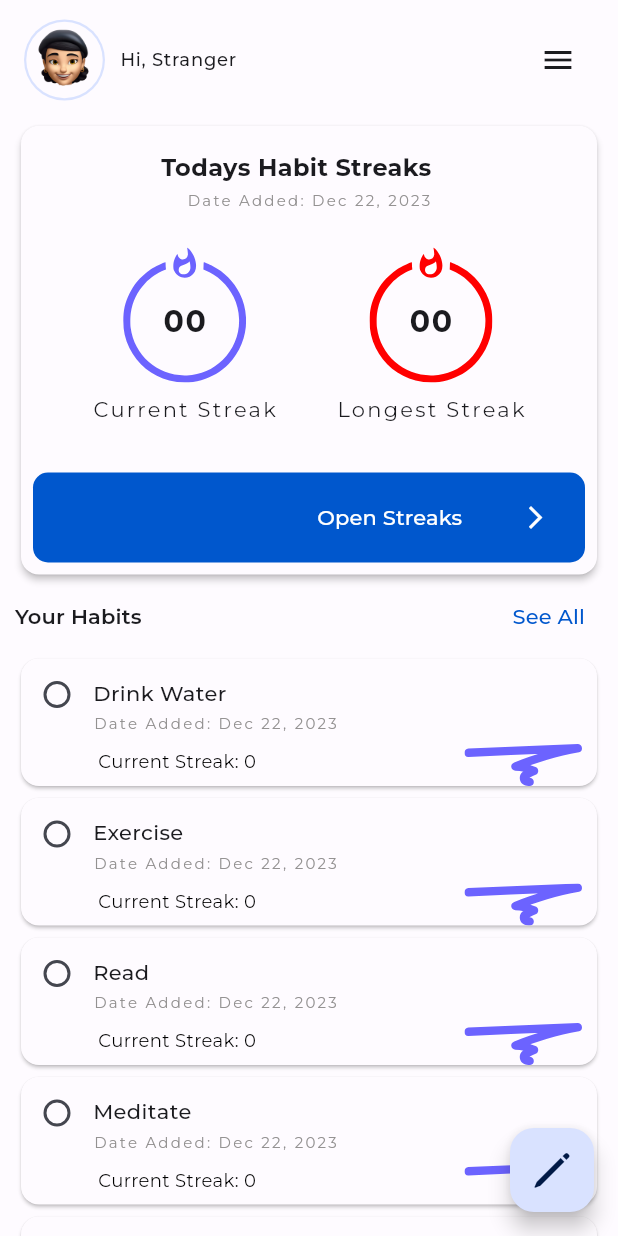
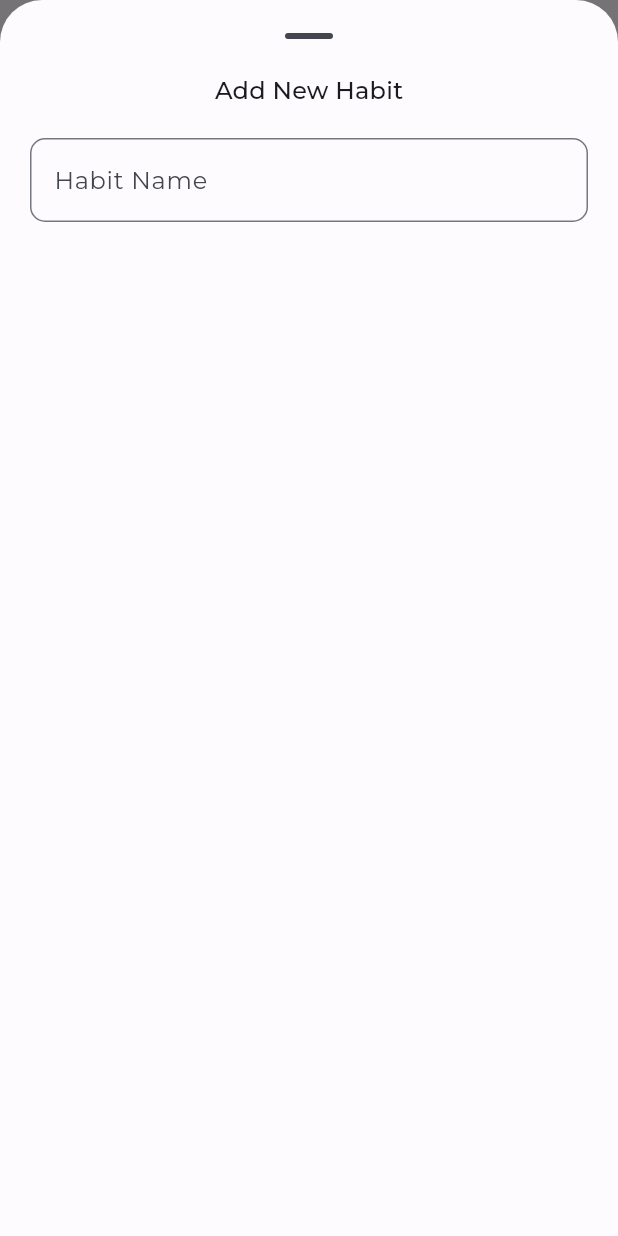
Before and after one commit to ianshaloom/yohabits, a Flutter app: the HomePage screen opened directly, after a tap on an icon or button, on a phone screen of 412 x 824 dp. Run offline on Flutter 3.47's test engine with Material 3 defaults, Android fonts, the phone set to English and light mode, and no system bars; our stand-ins replace flutter_svg, hive_flutter, smooth_page_indicator; accounts and stored records are empty; generated files the repository leaves out were written again.

Commit message:
new habit bottom sheet, habit descr property

```diff
--- a/lib/features/home-page/view/home_page.dart
+++ b/lib/features/home-page/view/home_page.dart
@@ -9,6 +9,7 @@ import '../../user-profile/views/profile_page.dart';
 import '../provider/homepage_provider.dart';
 import '../widget/habit_tile.dart';
 import '../widget/streaks.dart';
+import 'new_habit_bs.dart';
 
 class HomePage extends StatefulWidget {
   HomePage({super.key});
@@ -87,7 +88,9 @@ class _HomePageState extends State<HomePage> {
         ),
       ),
       floatingActionButton: FloatingActionButton(
-        onPressed: () async {},
+        onPressed: () async {
+          _showModalBs(context);
+        },
         child: const Icon(
           CupertinoIcons.pen,
           size: 35,
@@ -137,4 +140,17 @@ class _HomePageState extends State<HomePage> {
         ),
       );
 //
+
+  void _showModalBs(BuildContext context) {
+    showModalBottomSheet(
+      context: context,
+      isScrollControlled: true,
+      showDragHandle: true,
+      useSafeArea: true,
+      builder: (context) => Container(
+        height: MediaQuery.of(context).size.height,
+        child: NewHabitBottomSheetContent(),
+      ),
+    );
+  }
 }
--- /dev/null
+++ b/lib/features/home-page/view/new_habit_bs.dart
@@ -0,0 +1,37 @@
+import 'package:flutter/material.dart';
+
+import '../widget/input_textfield.dart';
+
+class NewHabitBottomSheetContent extends StatelessWidget {
+  final TextEditingController habitNameController = TextEditingController();
+
+  NewHabitBottomSheetContent({super.key});
+
+  @override
+  Widget build(BuildContext context) {
+    final textTheme = Theme.of(context).textTheme;
+    final screenSize = MediaQuery.of(context).size;
+    return Container(
+      padding: const EdgeInsets.symmetric(horizontal: 20),
+      child: Column(
+        children: [
+          SizedBox(
+            width: screenSize.width,
+          ),
+          Text(
+            'Add New Habit',
+            style: textTheme.titleMedium,
+          ),
+          SizedBox(height: 20),
+          InputTextFormField(
+            controller: habitNameController,
+            needsValidation: true,
+            labelText: 'Habit Name',
+            hintText: 'Enter habit name',
+            errorText: 'Please enter habit name',
+          ),
+        ],
+      ),
+    );
+  }
+}
--- /dev/null
+++ b/lib/features/home-page/widget/input_textfield.dart
@@ -0,0 +1,56 @@
+import 'package:flutter/material.dart';
+
+class InputTextFormField extends StatefulWidget {
+  final TextEditingController controller;
+  final String labelText;
+  final String hintText;
+  final String errorText;
+  final Icon? prefixIcon;
+  final bool needsValidation;
+  const InputTextFormField({
+    Key? key,
+    required this.controller,
+    required this.needsValidation,
+    required this.labelText,
+    required this.hintText,
+    required this.errorText,
+    this.prefixIcon,
+  }) : super(key: key);
+
+  @override
+  State<InputTextFormField> createState() => _InputTextFormFieldState();
+}
+
+class _InputTextFormFieldState extends State<InputTextFormField> {
+  @override
+  void dispose() {
+    widget.controller.dispose();
+    super.dispose();
+  }
+
+  @override
+  Widget build(BuildContext context) {
+    return TextFormField(
+      textCapitalization: TextCapitalization.words,
+      autocorrect: false,
+      textInputAction: TextInputAction.next,
+      controller: widget.controller,
+      decoration: InputDecoration(
+        prefixIcon: widget.prefixIcon,
+        labelText: widget.labelText,
+        hintText: widget.hintText,
+        border: OutlineInputBorder(
+          borderRadius: BorderRadius.circular(10),
+        ),
+      ),
+      validator: widget.needsValidation
+          ? (value) {
+              if (value == null || value.isEmpty) {
+                return widget.errorText;
+              }
+              return null;
+            }
+          : null,
+    );
+  }
+}
--- a/lib/hive/models/habit/habit.dart
+++ b/lib/hive/models/habit/habit.dart
@@ -11,20 +11,24 @@ class Habit extends HiveObject {
   String habitName;
 
   @HiveField(2)
+  String habitDescription = '';
+
+  @HiveField(3)
   bool isCompleted;
 
-  @HiveField(3)
+  @HiveField(4)
   final DateTime dateCreated;
 
-  @HiveField(4)
+  @HiveField(5)
   List<DateTime> daysCompleted = [];
 
-  @HiveField(5)
+  @HiveField(6)
   int streak = 0;
 
   Habit({
     required this.habitId,
     required this.habitName,
+    this.habitDescription = '',
     required this.isCompleted,
     required this.dateCreated,
     this.daysCompleted = const [],
```
Also changed, not shown: lib/hive/models/habit/habit.g.dart (deleted), lib/hive/models/onboard/onboard.g.dart (deleted), lib/hive/models/userprofile/userprofile.g.dart (deleted).
